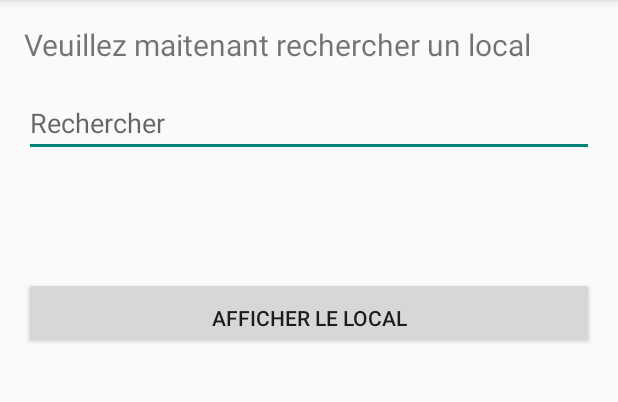
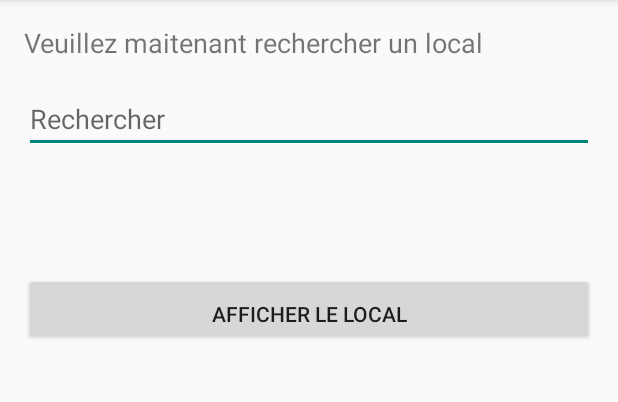
Before and after one commit to thompell98/VisiteGuideeCegep, an Android app: the RechercheLocal screen opened directly, with no data from a screen before it, on a phone screen of 412 x 824 dp, the part 84-486 px from its top. Run offline under Robolectric (Android 15) with nearby library versions, the phone set to English and light mode, and no system bars; our stand-ins replace Firebase (no records; nobody signed in at launch, a user with empty details on screens opened directly); 1 statement that could not run was skipped.

Commit message:
Correction erreurs

```diff
--- a/app/src/main/java/com/example/visiteguideecegep/RechercheLocal.java
+++ b/app/src/main/java/com/example/visiteguideecegep/RechercheLocal.java
@@ -130,7 +130,15 @@ public class RechercheLocal extends AppCompatActivity {
                                trajet.putExtra("numeroLocalVoulu", numeroLocalVoulu);
                                trajet.putExtra("positionVoulue", positionVoulue);
                            }
-                           startActivity(trajet);
+                           if (trajet.getIntegerArrayListExtra("positionVoulue")!=null) {
+
+                               startActivity(trajet);
+                           }
+                           else
+                           {
+                               Toast.makeText(getApplicationContext(),"local indisponible", Toast.LENGTH_LONG).show();
+
+                           }
                        } else {
                            Toast.makeText(getApplicationContext(), task.getException().toString(), Toast.LENGTH_LONG).show();
                        }
--- a/app/src/main/res/layout/activity_recherche_local.xml
+++ b/app/src/main/res/layout/activity_recherche_local.xml
@@ -10,12 +10,12 @@
 
     <TextView
         android:id="@+id/textViewLocaux"
-        android:layout_width="match_parent"
+        android:layout_width="378dp"
         android:layout_height="wrap_content"
+        android:inputType="text"
         android:paddingBottom="16dp"
         android:text="Veuillez maitenant rechercher un local"
-        android:textSize="20sp"
-        android:inputType="text"/>
+        android:textSize="18sp" />
 
     <AutoCompleteTextView
         android:id="@+id/actv"
```
Also changed, not shown: app/src/main/java/com/example/visiteguideecegep/AffichageLocal.java (indentation only).
